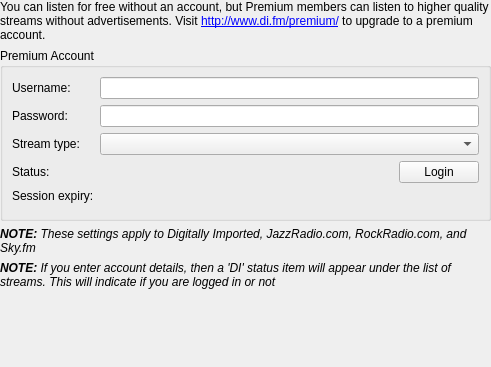
The window that branches/1.4/streams/digitallyimportedsettings.ui (CDrummond/cantata) describes before a commit, drawn with Qt 5.
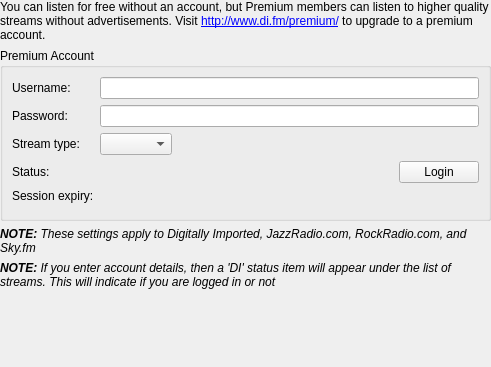
The same window after the commit. Custom widgets are drawn as their Qt base class.

Commit message: Expanding fields grow.

Diff of the .ui file:
```diff
--- a/branches/1.4/streams/digitallyimportedsettings.ui
+++ b/branches/1.4/streams/digitallyimportedsettings.ui
@@ -42,6 +42,9 @@
       <string>Premium Account</string>
      </property>
      <layout class="QFormLayout" name="formLayout">
+      <property name="fieldGrowthPolicy">
+       <enum>QFormLayout::ExpandingFieldsGrow</enum>
+      </property>
       <item row="0" column="0">
        <widget class="BuddyLabel" name="label_2">
         <property name="text">
```
The commit also changes 3 other files.
